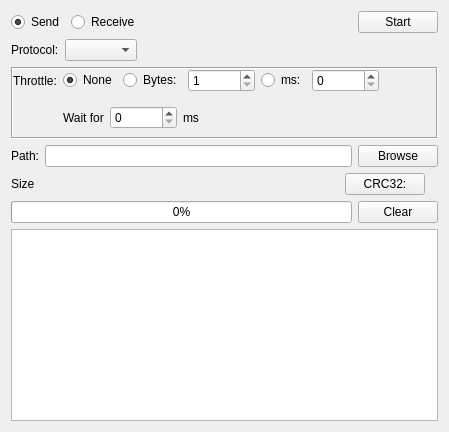
Before: the Qt Designer form src/ui/filetab.ui in wh201906/SerialTest, drawn with Qt 5.
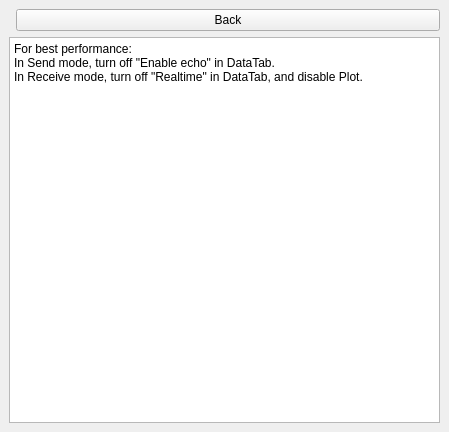
After: the same form once the commit is applied. The open tabs and pages were chosen to show the change.

Commit message: Show tips in FileTab

Patch:
```diff
--- a/src/ui/filetab.ui
+++ b/src/ui/filetab.ui
@@ -13,6 +13,28 @@
   <property name="windowTitle">
    <string>Form</string>
   </property>
+  <layout class="QVBoxLayout" name="_2">
+   <property name="spacing">
+    <number>0</number>
+   </property>
+   <property name="leftMargin">
+    <number>0</number>
+   </property>
+   <property name="topMargin">
+    <number>0</number>
+   </property>
+   <property name="rightMargin">
+    <number>0</number>
+   </property>
+   <property name="bottomMargin">
+    <number>0</number>
+   </property>
+   <item>
+    <widget class="QStackedWidget" name="stackedWidget">
+     <property name="currentIndex">
+      <number>0</number>
+     </property>
+     <widget class="QWidget" name="mainPage">
   <layout class="QVBoxLayout" name="centralLayout">
    <item>
     <layout class="QHBoxLayout" name="horizontalLayout_2">
@@ -346,6 +368,44 @@
      <property name="readOnly">
       <bool>true</bool>
      </property>
+        </widget>
+       </item>
+      </layout>
+     </widget>
+     <widget class="QWidget" name="tipsPage">
+      <layout class="QVBoxLayout" name="verticalLayout_2">
+       <item>
+        <layout class="QHBoxLayout" name="horizontalLayout_10">
+         <item>
+          <spacer name="horizontalSpacer_6">
+           <property name="orientation">
+            <enum>Qt::Horizontal</enum>
+           </property>
+          </spacer>
+         </item>
+         <item>
+          <widget class="QPushButton" name="tipsBackButton">
+           <property name="text">
+            <string>Back</string>
+           </property>
+          </widget>
+         </item>
+        </layout>
+       </item>
+       <item>
+        <widget class="QPlainTextEdit" name="tipsEdit">
+         <property name="readOnly">
+          <bool>true</bool>
+         </property>
+         <property name="plainText">
+          <string>For best performance:
+In Send mode, turn off &quot;Enable echo&quot; in DataTab.
+In Receive mode, turn off &quot;Realtime&quot; in DataTab, and disable Plot.</string>
+         </property>
+        </widget>
+       </item>
+      </layout>
+     </widget>
     </widget>
    </item>
   </layout>
```
Left out of the diff: 7 changed lines with no effect on the pictures. Lines whose indentation alone changed are shown as unchanged. The commit also changes 2 other files.
